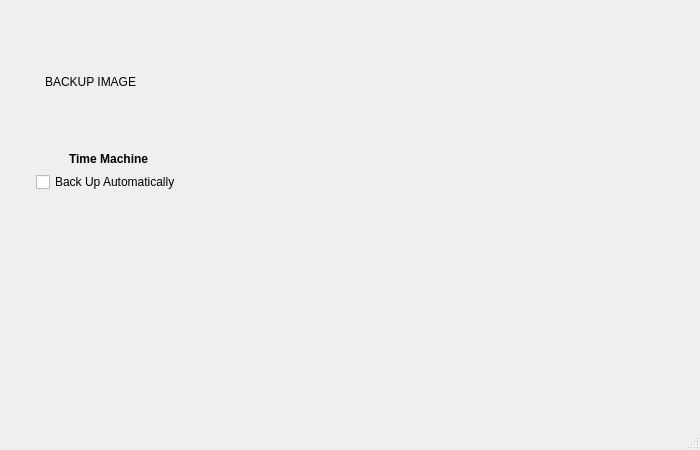
Qt form src/ui/mainwindow.ui (GeovaneJefferson/timemachine) before a commit.
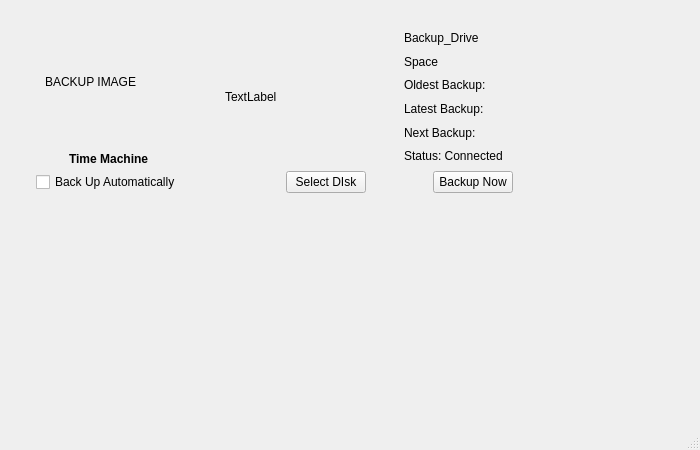
The same form after that commit.

Patch:
```diff
--- a/src/ui/mainwindow.ui
+++ b/src/ui/mainwindow.ui
@@ -101,13 +101,113 @@
         <widget class="QWidget" name="horizontalLayoutWidget_2">
          <property name="geometry">
           <rect>
-           <x>0</x>
-           <y>10</y>
-           <width>461</width>
-           <height>121</height>
+           <x>10</x>
+           <y>20</y>
+           <width>351</width>
+           <height>164</height>
           </rect>
          </property>
-         <layout class="QHBoxLayout" name="horizontalLayout_3"/>
+         <layout class="QVBoxLayout" name="verticalLayout_3">
+          <item>
+           <layout class="QHBoxLayout" name="horizontalLayout_4">
+            <item alignment="Qt::AlignLeft|Qt::AlignVCenter">
+             <widget class="QLabel" name="label_3">
+              <property name="minimumSize">
+               <size>
+                <width>64</width>
+                <height>64</height>
+               </size>
+              </property>
+              <property name="maximumSize">
+               <size>
+                <width>64</width>
+                <height>64</height>
+               </size>
+              </property>
+              <property name="text">
+               <string>TextLabel</string>
+              </property>
+             </widget>
+            </item>
+            <item>
+             <layout class="QVBoxLayout" name="verticalLayout_4">
+              <item>
+               <widget class="QLabel" name="label_4">
+                <property name="text">
+                 <string>Backup_Drive</string>
+                </property>
+               </widget>
+              </item>
+              <item>
+               <widget class="QLabel" name="label_5">
+                <property name="text">
+                 <string>Space</string>
+                </property>
+               </widget>
+              </item>
+              <item>
+               <widget class="QLabel" name="label_6">
+                <property name="text">
+                 <string>Oldest Backup:</string>
+                </property>
+               </widget>
+              </item>
+              <item>
+               <widget class="QLabel" name="label_7">
+                <property name="text">
+                 <string>Latest Backup:</string>
+                </property>
+               </widget>
+              </item>
+              <item>
+               <widget class="QLabel" name="label_8">
+                <property name="text">
+                 <string>Next Backup:</string>
+                </property>
+               </widget>
+              </item>
+              <item>
+               <widget class="QLabel" name="label_9">
+                <property name="text">
+                 <string>Status: Connected</string>
+                </property>
+               </widget>
+              </item>
+             </layout>
+            </item>
+           </layout>
+          </item>
+          <item>
+           <layout class="QHBoxLayout" name="horizontalLayout_3">
+            <item>
+             <widget class="QPushButton" name="pushButton_2">
+              <property name="sizePolicy">
+               <sizepolicy hsizetype="Fixed" vsizetype="Fixed">
+                <horstretch>0</horstretch>
+                <verstretch>0</verstretch>
+               </sizepolicy>
+              </property>
+              <property name="text">
+               <string>Select DIsk</string>
+              </property>
+             </widget>
+            </item>
+            <item>
+             <widget class="QPushButton" name="pushButton">
+              <property name="sizePolicy">
+               <sizepolicy hsizetype="Fixed" vsizetype="Fixed">
+                <horstretch>0</horstretch>
+                <verstretch>0</verstretch>
+               </sizepolicy>
+              </property>
+              <property name="text">
+               <string>Backup Now</string>
+              </property>
+             </widget>
+            </item>
+           </layout>
+          </item>
+         </layout>
         </widget>
        </widget>
       </item>
```
Left out of the diff: 2 changed lines with no effect on the pictures.
